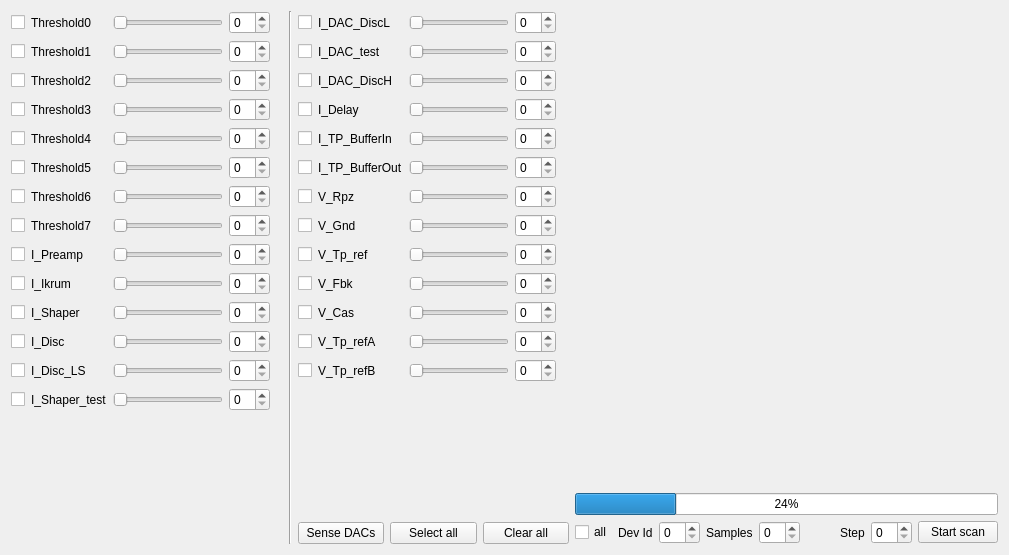
First picture: the form in SpidrMpx3Eq/qcstmdacs.ui, repository navrit/dexter, before the edit.
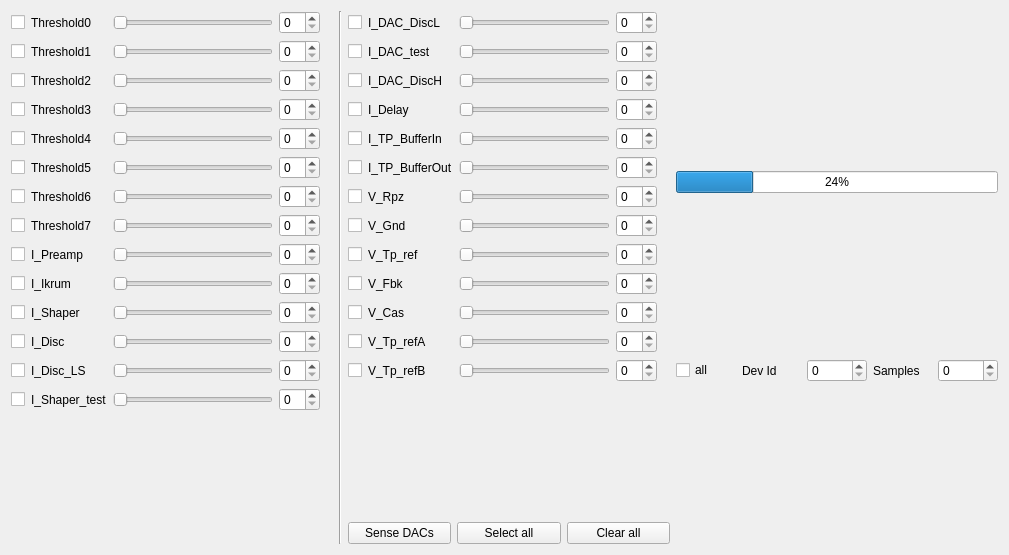
Second picture: the form after the edit. Custom widgets are drawn as their Qt base class.

Commit message: Strip DACS scan

Patch:
```diff
--- a/SpidrMpx3Eq/qcstmdacs.ui
+++ b/SpidrMpx3Eq/qcstmdacs.ui
@@ -1077,10 +1077,7 @@
       </layout>
      </item>
      <item>
-      <layout class="QVBoxLayout" name="verticalLayout_4" stretch="0,0,0">
-       <item>
-        <widget class="QCustomPlot" name="plotScan" native="true"/>
-       </item>
+      <layout class="QVBoxLayout" name="verticalLayout_4" stretch="0,0">
        <item>
         <widget class="QProgressBar" name="progressBar">
          <property name="toolTip">
@@ -1140,62 +1137,6 @@
            </property>
           </widget>
          </item>
-         <item>
-          <spacer name="horizontalSpacer_2">
-           <property name="orientation">
-            <enum>Qt::Horizontal</enum>
-           </property>
-           <property name="sizeHint" stdset="0">
-            <size>
-             <width>17</width>
-             <height>20</height>
-            </size>
-           </property>
-          </spacer>
-         </item>
-         <item>
-          <spacer name="horizontalSpacer">
-           <property name="orientation">
-            <enum>Qt::Horizontal</enum>
-           </property>
-           <property name="sizeHint" stdset="0">
-            <size>
-             <width>17</width>
-             <height>20</height>
-            </size>
-           </property>
-          </spacer>
-         </item>
-         <item>
-          <widget class="QLabel" name="labelStep">
-           <property name="toolTip">
-            <string>Step for a DAC scan</string>
-           </property>
-           <property name="text">
-            <string>Step</string>
-           </property>
-          </widget>
-         </item>
-         <item>
-          <widget class="QSpinBox" name="scanStepSpinBox">
-           <property name="toolTip">
-            <string>Step for a DAC scan</string>
-           </property>
-           <property name="keyboardTracking">
-            <bool>false</bool>
-           </property>
-          </widget>
-         </item>
-         <item>
-          <widget class="QPushButton" name="startScanButton">
-           <property name="toolTip">
-            <string>Start scan</string>
-           </property>
-           <property name="text">
-            <string>Start scan</string>
-           </property>
-          </widget>
-         </item>
         </layout>
        </item>
       </layout>
@@ -1204,14 +1145,6 @@
    </item>
   </layout>
  </widget>
- <customwidgets>
-  <customwidget>
-   <class>QCustomPlot</class>
-   <extends>QWidget</extends>
-   <header>qcustomplot.h</header>
-   <container>1</container>
-  </customwidget>
- </customwidgets>
  <resources/>
  <connections/>
 </ui>
```
The commit also changes 2 other files.
